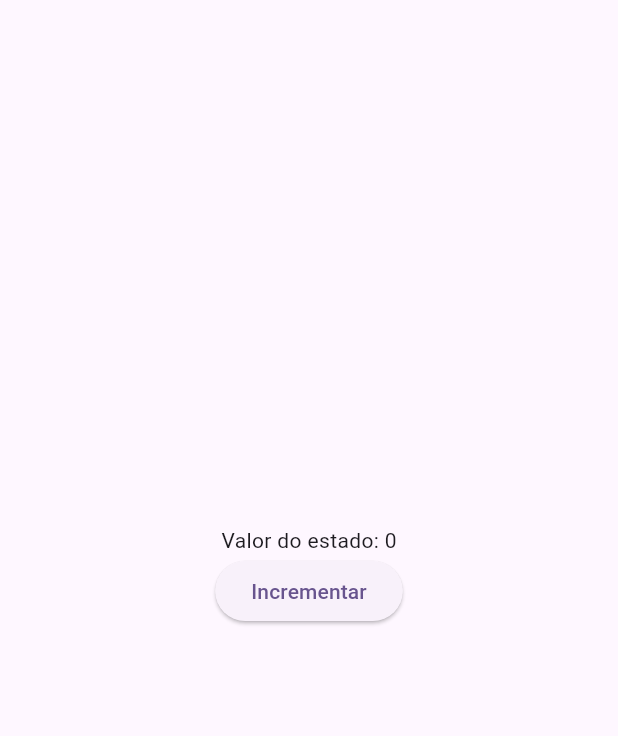
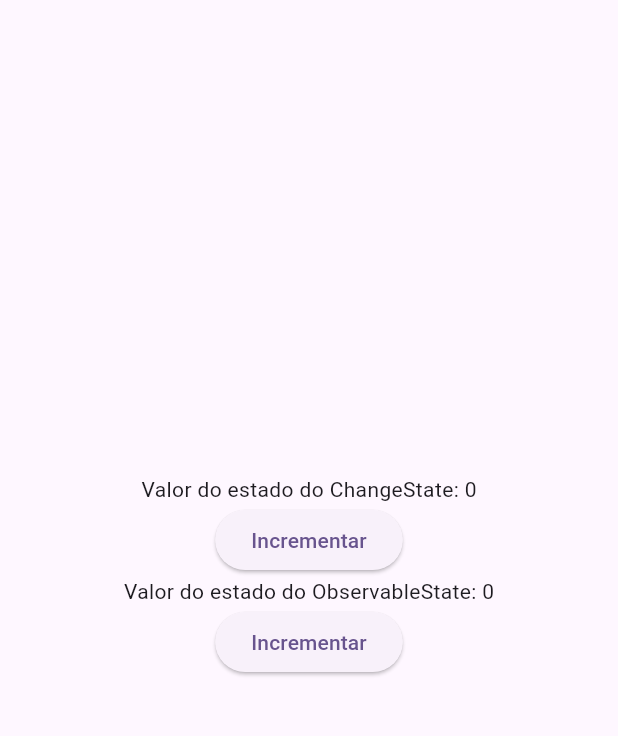
Before and after one commit to DanielVieira2828/gerenciamento_de_estado_mixins, a Flutter app: the screen it shows after launch, on a phone screen of 412 x 824 dp, the part 84-820 px from its top. Run offline on Flutter 3.47's test engine with Material 3 defaults, Android fonts, the phone set to English and light mode, and no system bars.

```diff
--- /dev/null
+++ b/lib/contracts/observable_state.dart
@@ -0,0 +1,4 @@
+abstract class ObservableState<T> {
+  final T state;
+  ObservableState(this.state);
+}
--- /dev/null
+++ b/lib/controllers/state_observable.dart
@@ -0,0 +1,18 @@
+import 'package:criando_gerenciamento_estado/contracts/observable_state.dart';
+import 'package:criando_gerenciamento_estado/controllers/change_state.dart';
+
+class StateObservable<T> extends ChangeState implements ObservableState {
+  @override
+  T _state;
+
+  T get state => _state;
+
+  set state(T newState) {
+    if (_state != newState) {
+      _state = newState;
+      notifyCallbacks();
+    }
+  }
+
+  StateObservable(this._state);
+}
--- a/lib/pages/home.dart
+++ b/lib/pages/home.dart
@@ -1,4 +1,6 @@
 import 'package:criando_gerenciamento_estado/classes/counter_state.dart';
+import 'package:criando_gerenciamento_estado/contracts/observable.dart';
+import 'package:criando_gerenciamento_estado/controllers/state_observable.dart';
 import 'package:flutter/material.dart';
 
 class MyHomePage extends StatefulWidget {
@@ -10,9 +12,11 @@ class MyHomePage extends StatefulWidget {
 
 class _MyHomePageState extends State<MyHomePage> {
   final counterState = CounterState();
+  final observableCounter = StateObservable(0);
   @override
   void initState() {
     counterState.addListener(callback);
+    observableCounter.addListener(callback);
     super.initState();
   }
 
@@ -32,13 +36,23 @@ class _MyHomePageState extends State<MyHomePage> {
           mainAxisAlignment: MainAxisAlignment.center,
           children: <Widget>[
             Text(
-              'Valor do estado: ${counterState.counter}',
+              'Valor do estado do ChangeState: ${counterState.counter}',
             ),
             ElevatedButton(
-                onPressed: () {
-                  counterState.increment();
-                },
-                child: Text("Incrementar"))
+              onPressed: () {
+                counterState.increment();
+              },
+              child: Text("Incrementar"),
+            ),
+            Text(
+              'Valor do estado do ObservableState: ${observableCounter.state}',
+            ),
+            ElevatedButton(
+              onPressed: () {
+                observableCounter.state++;
+              },
+              child: Text("Incrementar"),
+            )
           ],
         ),
       ),
@@ -48,6 +62,7 @@ class _MyHomePageState extends State<MyHomePage> {
   @override
   void dispose() {
     counterState.removeListener(callback);
+    observableCounter.removeListener(callback);
     super.dispose();
   }
 }
```
